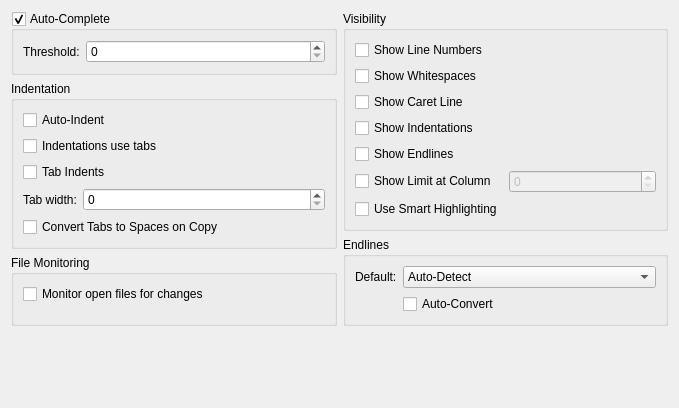
This is blurdev/ide/config/common/ui/documentconfig.ui in blurstudio/PrEditor as Qt 5 draws it before an edit. The edited form follows.
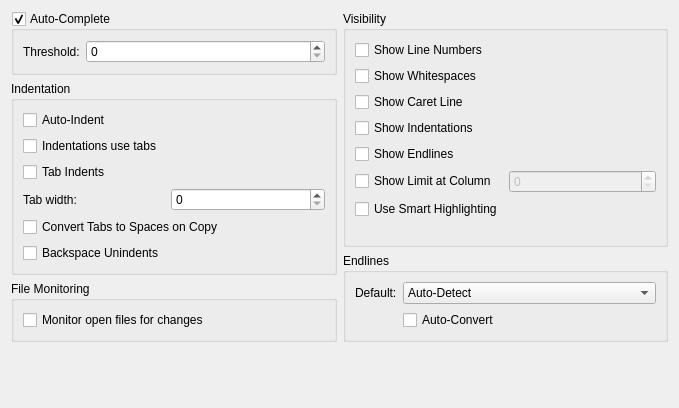
This is the edited form.

Commit message: Added support for backspaceUnindents to DocumentEditor. Simplified the copySpaceIndentation so it no longer destroys edit history.

Patch:
```diff
--- a/blurdev/ide/config/common/ui/documentconfig.ui
+++ b/blurdev/ide/config/common/ui/documentconfig.ui
@@ -108,6 +108,13 @@
           </property>
          </widget>
         </item>
+        <item row="5" column="0">
+         <widget class="QCheckBox" name="uiBackspaceUnindentsCHK">
+          <property name="text">
+           <string>Backspace Unindents</string>
+          </property>
+         </widget>
+        </item>
        </layout>
       </widget>
      </item>
```
The commit also changes 2 other files.
